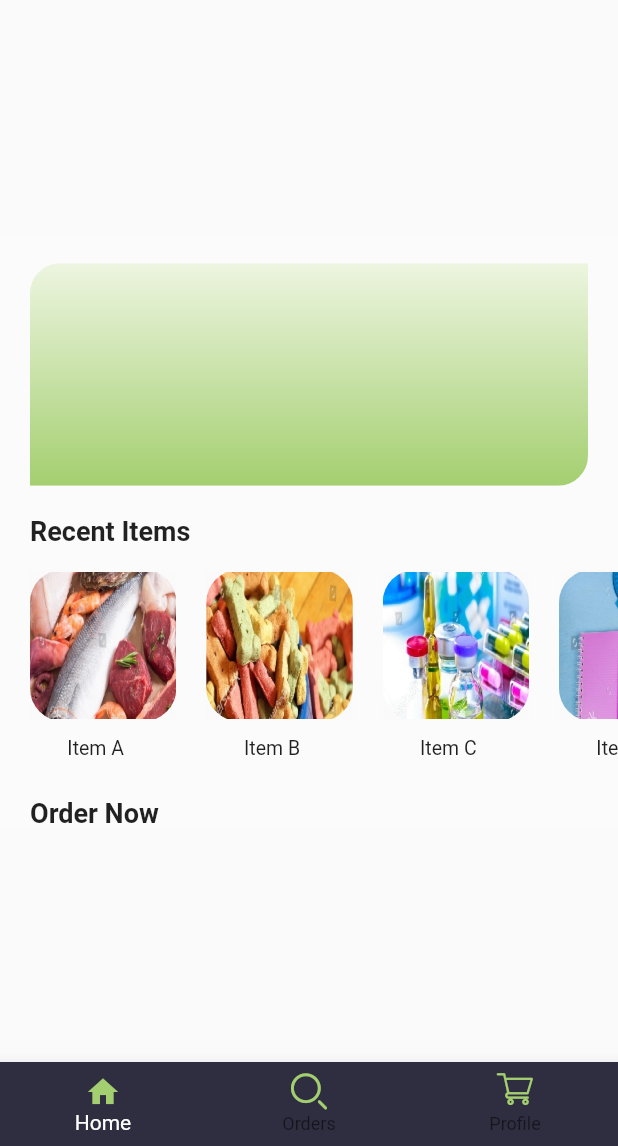
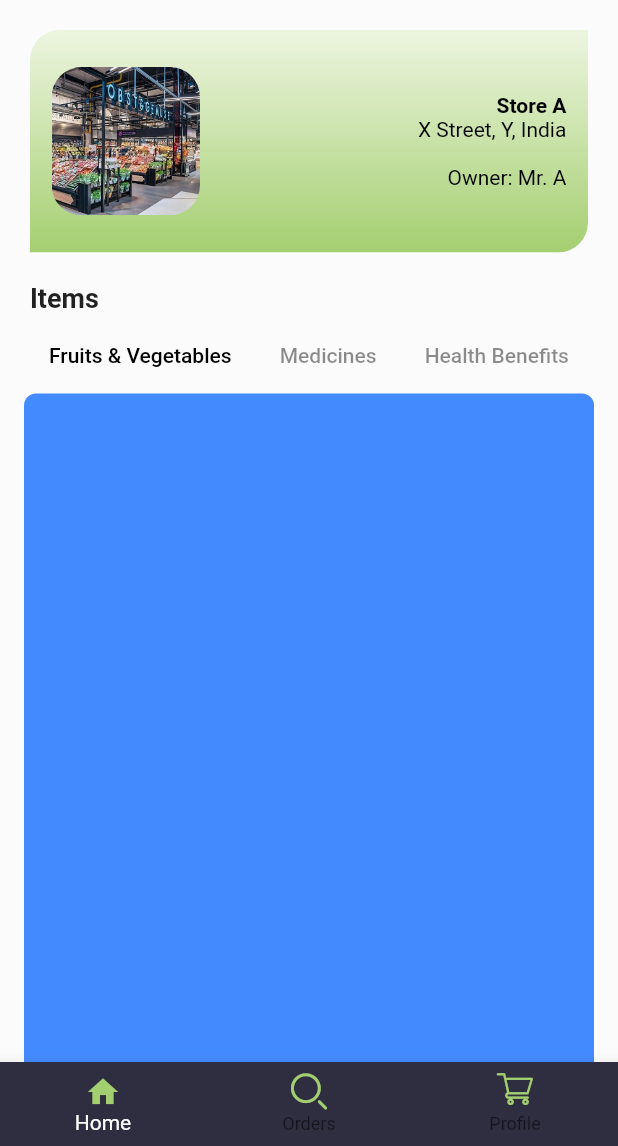
Before and after one commit to agrivator/dart-sellers, a Flutter app: the screen it shows after launch, on a phone screen of 412 x 824 dp, the part 90-1236 px from its top. Run offline on Flutter 3.47's test engine with Material 2 defaults, Android fonts, the light colour scheme and no system bars; our stand-ins replace flutter_svg, geolocator.

Commit message:
Added till Tabs

```diff
--- /dev/null
+++ b/lib/HomePageTabs/NestedTabBar.dart
@@ -0,0 +1,79 @@
+import 'package:flutter/material.dart';
+
+class NestedTabBar extends StatefulWidget {
+
+  @override
+  _NestedTabBarState createState() => _NestedTabBarState();
+}
+
+class _NestedTabBarState extends State<NestedTabBar>
+    with TickerProviderStateMixin {
+  TabController _nestedTabController;
+
+  @override
+  void initState() {
+    super.initState();
+    _nestedTabController = new TabController(length: 3, vsync: this);
+  }
+
+  @override
+  void dispose() {
+    super.dispose();
+    _nestedTabController.dispose();
+  }
+
+  @override
+  Widget build(BuildContext context) {
+    double screenHeight = MediaQuery.of(context).size.height;
+    return Column(
+      mainAxisAlignment: MainAxisAlignment.spaceAround,
+      children: <Widget>[
+        TabBar(
+          controller: _nestedTabController,
+          indicatorColor: Colors.transparent,
+          labelColor: Colors.black,
+          unselectedLabelColor: Colors.black45,
+          isScrollable: true,
+          tabs: <Widget>[
+            Tab(
+              text: "Fruits & Vegetables",
+            ),
+            Tab(
+              text: "Medicines",
+            ),
+            Tab(
+              text: "Health Benefits",
+            ),
+          ],
+        ),
+        Container(
+          height: screenHeight * 0.70,
+          margin: EdgeInsets.only(left: 16.0, right: 16.0),
+          child: TabBarView(
+            controller: _nestedTabController,
+            children: <Widget>[
+              Container(
+                decoration: BoxDecoration(
+                  borderRadius: BorderRadius.circular(8.0),
+                  color: Colors.blueAccent,
+                ),
+              ),
+              Container(
+                decoration: BoxDecoration(
+                  borderRadius: BorderRadius.circular(8.0),
+                  color: Colors.orangeAccent,
+                ),
+              ),
+              Container(
+                decoration: BoxDecoration(
+                  borderRadius: BorderRadius.circular(8.0),
+                  color: Colors.greenAccent,
+                ),
+              ),
+            ],
+          ),
+        )
+      ],
+    );
+  }
+}
--- a/lib/Tabs/Hometab.dart
+++ b/lib/Tabs/Hometab.dart
@@ -1,7 +1,7 @@
 import 'package:flutter/cupertino.dart';
 import '../error.dart';
 import 'package:flutter/material.dart';
-import 'package:flutter_svg/flutter_svg.dart';
+import '../HomePageTabs/NestedTabBar.dart';
 import 'package:url_launcher/url_launcher.dart';
 class HomeTab extends StatefulWidget {
   @override
@@ -40,11 +40,43 @@ class _HomeTabState extends State<HomeTab> {
                             colors: [Color(0xffEDF5E0), Color(0xffA4CF70)],
                         begin: Alignment.topCenter,
                           end: Alignment.bottomCenter,
-                        ),),
+                        ),
+                    ),
                       height: size.height*0.18,
                       width: size.width,
-                    child: Row(
-
+                    child: Padding(
+                      padding: EdgeInsets.symmetric(horizontal: size.width*0.035),
+                      child: Row(
+                        children: <Widget>[
+                          ClipRRect(
+                            borderRadius: BorderRadius.all(Radius.circular(20)),
+                            child: Image.asset(
+                              "images/storec.jpg",
+                              height: size.height*0.12,
+                            ),
+                          ),
+                          Spacer(),
+                          RichText(
+                            text: TextSpan(
+                              text: "Store A\n",
+                              style: TextStyle(
+                                fontWeight: FontWeight.bold,
+                                color: Colors.black,
+                              ),
+                              children: <TextSpan>[
+                                TextSpan(
+                                  text: "X Street, Y, India\n\nOwner: Mr. A",
+                                  style: TextStyle(
+                                      fontWeight: FontWeight.normal,
+                                      color: Colors.black
+                                  ),
+                                ),
+                              ]
+                            ),
+                            textAlign: TextAlign.end,
+                          )
+                        ],
+                      ),
                     ),
                   ),
                 ),), //banner
@@ -55,12 +87,16 @@ class _HomeTabState extends State<HomeTab> {
                   left: 20,
                 ),
                 child: Text(
-                  "Recent Items",
+                  "Items",
                   style:
                       TextStyle(fontWeight: FontWeight.bold, fontSize: 18),
                 ),
               ),
-            ), //Recent Items
+            ), //Items
+            Padding(
+              padding: const EdgeInsets.only(top: 5),
+              child: NestedTabBar(),
+            ), //Tabs
             Padding(
               padding: const EdgeInsets.only(
                 left: 5,
```
